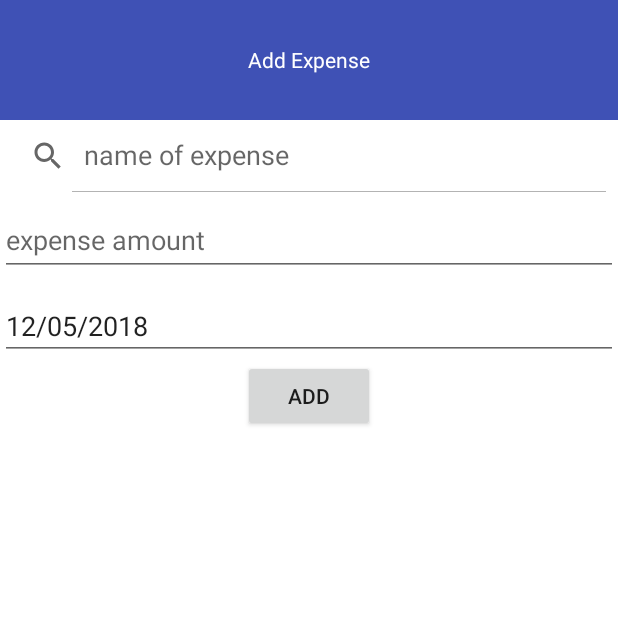
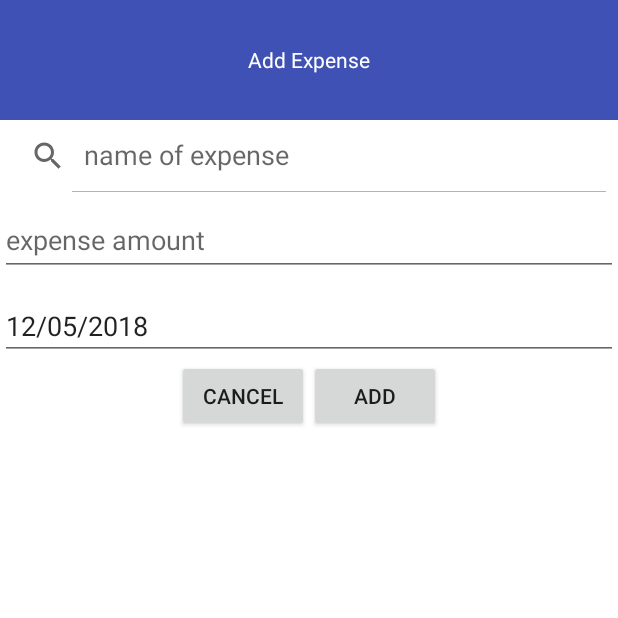
Before and after one commit to syedtanvirahmad/smartwallet, an Android app: the screen it shows after launch (MainActivity), after a tap on "Add Expense", on a phone screen of 412 x 824 dp, the top half of it. Run offline under Robolectric (Android 15) with nearby library versions, the phone set to English and light mode, and no system bars; our stand-ins replace Firebase (no records; nobody signed in at launch, a user with empty details on screens opened directly), Room's generated code; libraries missing offline, so code that uses them is left out: android.arch.persistence, com.firebase.jobdispatcher, com.prolificinteractive.materialcalendarview; plain views replace MaterialCalendarView; 5 statements that could not run were skipped.

Commit message:
cancel button added to add expense dialog

```diff
--- a/app/src/main/java/com/pencilbox/user/smartwallet/MainActivity.java
+++ b/app/src/main/java/com/pencilbox/user/smartwallet/MainActivity.java
@@ -415,7 +415,7 @@ public class MainActivity extends AppCompatActivity implements MainView,MainView
                 amountET.setText("");
                 expenseDateET.setText(getCurrentDate());
 
-                bottomSheetBehavior.setState(BottomSheetBehavior.STATE_COLLAPSED);
+                //bottomSheetBehavior.setState(BottomSheetBehavior.STATE_COLLAPSED);
                 mainViewModel.getAllExpenses().observe(this, new Observer<List<Expense>>() {
                     @Override
                     public void onChanged(@Nullable List<Expense> expenses) {
@@ -528,4 +528,8 @@ public class MainActivity extends AppCompatActivity implements MainView,MainView
             }
         });
     }
+
+    public void cancelBottomSheet(View view) {
+        bottomSheetBehavior.setState(BottomSheetBehavior.STATE_COLLAPSED);
+    }
 }
--- a/app/src/main/java/com/pencilbox/user/smartwallet/SummeryReportFragment.java
+++ b/app/src/main/java/com/pencilbox/user/smartwallet/SummeryReportFragment.java
@@ -63,7 +63,8 @@ public class SummeryReportFragment extends Fragment implements ExpenseReport.Sum
         Toast.makeText(getActivity(), "method called", Toast.LENGTH_SHORT).show();
         //get total expense for this month
         //average expense per day
-        //projected expensne ??
+        //projected expensne ?? if current month
+        //
         if(selectedMonth == null){
             selectedMonth = month;
         }
--- a/app/src/main/java/com/pencilbox/user/smartwallet/ViewModel/ReportViewModel.java
+++ b/app/src/main/java/com/pencilbox/user/smartwallet/ViewModel/ReportViewModel.java
@@ -5,6 +5,7 @@ import android.arch.lifecycle.AndroidViewModel;
 import android.content.Context;
 import android.support.annotation.NonNull;
 import android.support.annotation.Nullable;
+import android.util.Log;
 import android.widget.Toast;
 
 import com.github.mikephil.charting.data.BarData;
@@ -52,6 +53,8 @@ public class ReportViewModel extends AndroidViewModel {
 
     private void init(CalendarDay day){
         calendar = day.getCalendar();
+        //int total = calendar.getActualMaximum(Calendar.DAY_OF_MONTH);
+        //Log.e("days", "init: "+total);
         my = new SimpleDateFormat("MM/yyyy");
     }
     private void init(){
--- a/app/src/main/res/layout/add_expense_bottom_sheet.xml
+++ b/app/src/main/res/layout/add_expense_bottom_sheet.xml
@@ -63,12 +63,23 @@
                 android:layout_height="wrap_content"
                 android:inputType="numberDecimal" />
         </android.support.design.widget.TextInputLayout>
-        <Button
-            android:layout_width="wrap_content"
+        <LinearLayout
+            android:layout_width="match_parent"
             android:layout_height="wrap_content"
-            android:text="add"
-            android:layout_gravity="center"
-            android:onClick="addNewExpense"/>
+            android:orientation="horizontal"
+            android:gravity="center">
+            <Button
+                android:layout_width="wrap_content"
+                android:layout_height="wrap_content"
+                android:text="cancel"
+                android:onClick="cancelBottomSheet"/>
+            <Button
+                android:layout_width="wrap_content"
+                android:layout_height="wrap_content"
+                android:text="add"
+                android:onClick="addNewExpense"/>
+        </LinearLayout>
+
     </LinearLayout>
 
 </LinearLayout>
```
